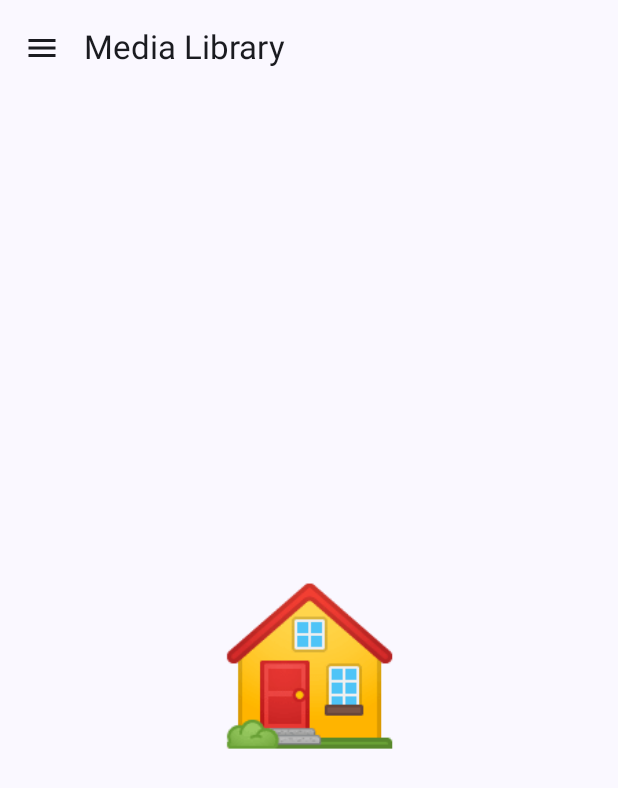
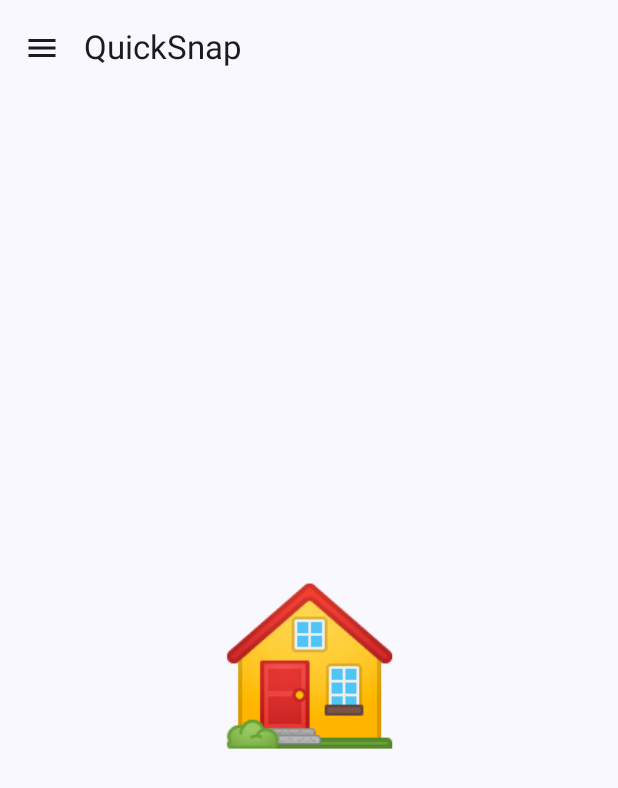
Before and after one commit to dougsparling/quicksnap, an Android app built with Jetpack Compose: the screen it shows after launch (MainActivity), on a phone screen of 412 x 824 dp. Shown: the top 788 px of the screen. Run offline under Robolectric (Android 15) with nearby library versions, the phone set to English and light mode, and no system bars.

Commit message:
Give the app a name.

```diff
--- a/app/src/main/res/values/strings.xml
+++ b/app/src/main/res/values/strings.xml
@@ -1,5 +1,5 @@
 <resources>
-    <string name="app_name">Media Library</string>
+    <string name="app_name">QuickSnap</string>
     <string name="stats">Stats</string>
     <string name="home">Home</string>
     <string name="implode">Implode</string>
```
